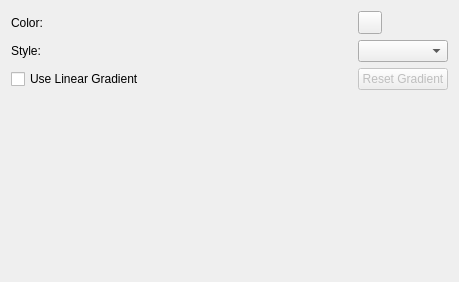
Above: src/libkstapp/filltab.ui from Kst-plot/kst before the change. Below: the same form after it.
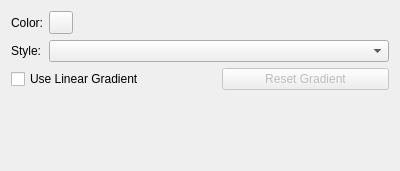
That is the form after the change. Custom widgets are drawn as their Qt base class.

Diff of the .ui file:
```diff
--- a/src/libkstapp/filltab.ui
+++ b/src/libkstapp/filltab.ui
@@ -5,8 +5,8 @@
    <rect>
     <x>0</x>
     <y>0</y>
-    <width>459</width>
-    <height>282</height>
+    <width>400</width>
+    <height>171</height>
    </rect>
   </property>
   <property name="minimumSize" >
@@ -23,32 +23,50 @@
     <layout class="QGridLayout" >
      <item row="0" column="0" >
       <widget class="QLabel" name="label" >
+       <property name="sizePolicy" >
+        <sizepolicy vsizetype="Preferred" hsizetype="Fixed" >
+         <horstretch>0</horstretch>
+         <verstretch>0</verstretch>
+        </sizepolicy>
+       </property>
        <property name="text" >
         <string>Color:</string>
        </property>
+       <property name="alignment" >
+        <set>Qt::AlignRight|Qt::AlignTrailing|Qt::AlignVCenter</set>
+       </property>
       </widget>
      </item>
-     <item row="0" column="1" >
+     <item row="0" column="1" colspan="2" >
       <widget class="Kst::ColorButton" name="_color" />
      </item>
      <item row="1" column="0" >
       <widget class="QLabel" name="label_2" >
+       <property name="sizePolicy" >
+        <sizepolicy vsizetype="Preferred" hsizetype="Fixed" >
+         <horstretch>0</horstretch>
+         <verstretch>0</verstretch>
+        </sizepolicy>
+       </property>
        <property name="text" >
         <string>Style:</string>
        </property>
+       <property name="alignment" >
+        <set>Qt::AlignRight|Qt::AlignTrailing|Qt::AlignVCenter</set>
+       </property>
       </widget>
      </item>
-     <item row="1" column="1" >
+     <item row="1" column="1" colspan="2" >
       <widget class="QComboBox" name="_style" />
      </item>
-     <item row="2" column="0" >
+     <item row="2" column="0" colspan="2" >
       <widget class="QCheckBox" name="_useGradient" >
        <property name="text" >
         <string>Use Linear Gradient</string>
        </property>
       </widget>
      </item>
-     <item row="2" column="1" >
+     <item row="2" column="2" >
       <widget class="QPushButton" name="_gradientReset" >
        <property name="enabled" >
         <bool>false</bool>
@@ -58,26 +76,20 @@
        </property>
       </widget>
      </item>
-    </layout>
-   </item>
-   <item>
+     <item row="3" column="0" colspan="3" >
     <widget class="Kst::GradientEditor" native="1" name="_gradientEditor" >
      <property name="enabled" >
       <bool>false</bool>
      </property>
-     <property name="sizePolicy" >
-      <sizepolicy vsizetype="Fixed" hsizetype="Fixed" >
-       <horstretch>0</horstretch>
-       <verstretch>0</verstretch>
-      </sizepolicy>
-     </property>
      <property name="minimumSize" >
       <size>
-       <width>400</width>
-       <height>80</height>
+         <width>0</width>
+         <height>22</height>
       </size>
      </property>
     </widget>
+     </item>
+    </layout>
    </item>
    <item>
     <spacer>
```
Left out of the diff: 2 changed lines with no effect on the pictures. Lines whose indentation alone changed are shown as unchanged.
